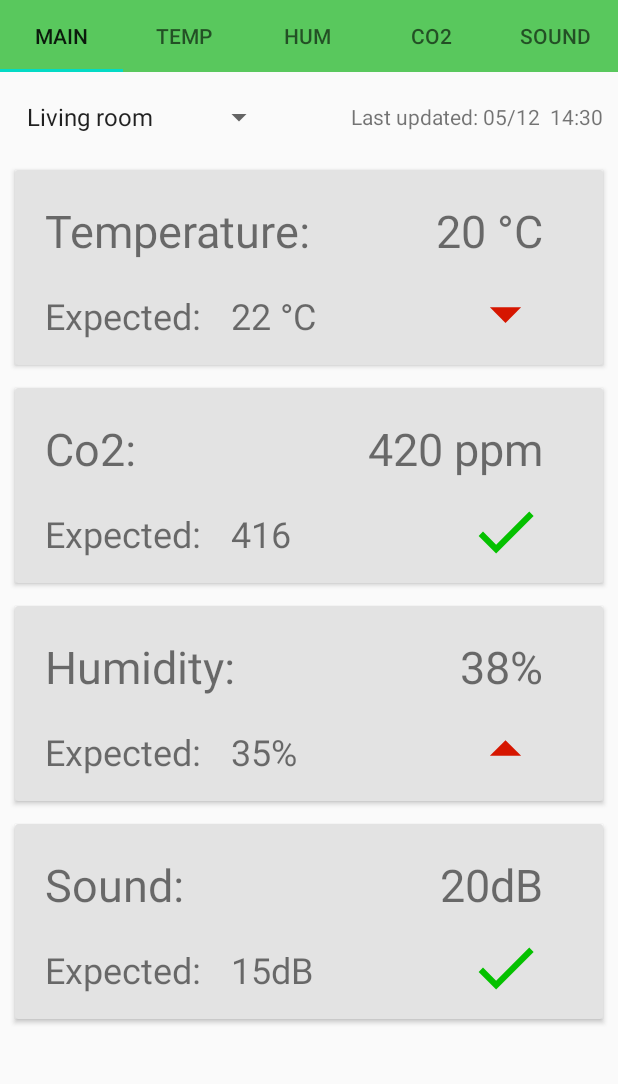
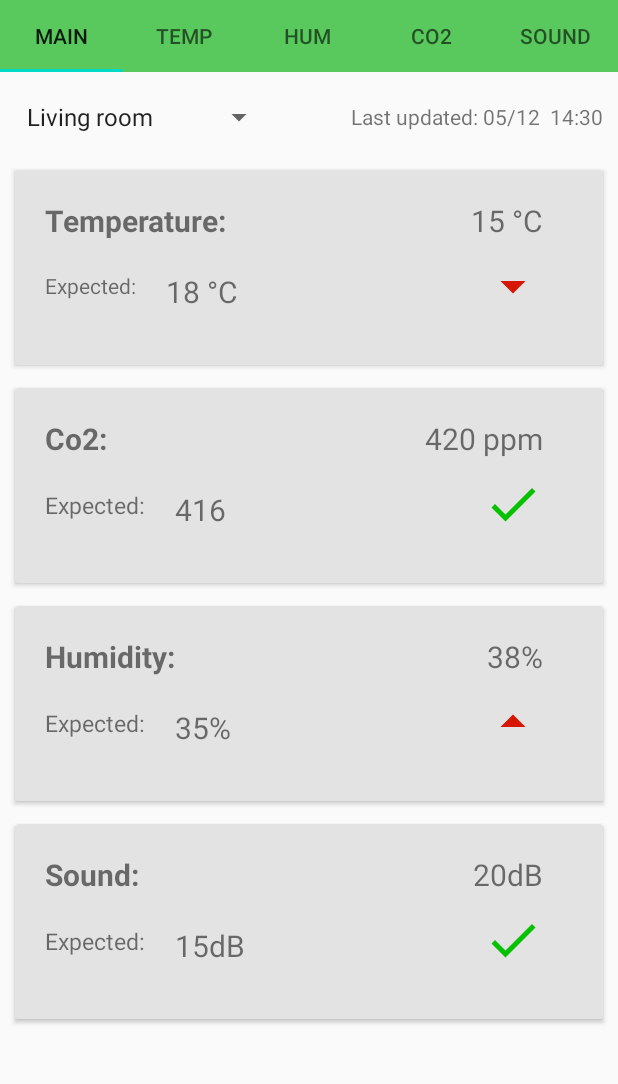
Before and after one commit to kokopiotrowski/Sep4AndroidApp, an Android app: the screen it shows after launch once a user with an empty profile is signed in (MainActivity), on a phone screen of 412 x 824 dp, the part 84-1168 px from its top. Run offline under Robolectric (Android 15) with nearby library versions, the light colour scheme and no system bars; our stand-ins replace Firebase (no records; nobody signed in at launch, a user with empty details on screens opened directly), Room's generated code; libraries missing offline, so code that uses them is left out: com.firebase.ui.

Commit message:
Float Action Button first version
Random facts

```diff
--- a/app/src/main/java/com/example/sep4androidapp/Repositories/FactRepository.java
+++ b/app/src/main/java/com/example/sep4androidapp/Repositories/FactRepository.java
@@ -1,13 +1,22 @@
 package com.example.sep4androidapp.Repositories;
 
 import android.annotation.SuppressLint;
+import android.app.AlertDialog;
+import android.os.Build;
 import android.util.Log;
 
+import androidx.annotation.RequiresApi;
 import androidx.lifecycle.LiveData;
 import androidx.lifecycle.MutableLiveData;
+
 import com.example.sep4androidapp.Entities.Fact;
 import com.example.sep4androidapp.connection.FactApi;
+import com.example.sep4androidapp.connection.RoomConditionApi;
 import com.example.sep4androidapp.connection.ServiceGenerator;
+import com.example.sep4androidapp.connection.responses.FactResponse;
+import com.example.sep4androidapp.connection.responses.RoomConditionResponse;
+import com.example.sep4androidapp.fragments.mainFragment.mainViewFragments.FragmentFirstPage;
+import com.google.android.material.snackbar.Snackbar;
 
 import java.util.List;
 
@@ -15,13 +24,17 @@ import retrofit2.Call;
 import retrofit2.Callback;
 import retrofit2.Response;
 
+import static android.content.ContentValues.TAG;
+
 
 public class FactRepository {
     private static FactRepository instance;
     private MutableLiveData< List< Fact > > Factlist;
+    private MutableLiveData< Fact > fact;
 
     private FactRepository() {
         Factlist = new MutableLiveData<>();
+        fact = new MutableLiveData<>();
     }
 
     public static synchronized FactRepository getInstance() {
@@ -57,4 +70,35 @@ public class FactRepository {
     }
 
 
+    public void getFactRandomly() {
+
+        FactApi factApi = ServiceGenerator.getFactApi();
+        Call< FactResponse > call = factApi.getRandomFact();
+        call.enqueue(new Callback< FactResponse >() {
+            @Override
+            public void onResponse(Call< FactResponse > call, Response< FactResponse > response) {
+                if (response.code() == 200) {
+
+                    fact.setValue(response.body().getFact());
+
+
+                    Log.i("RandomFact", "Pouneh0" + response.code());
+
+                } else {
+                    Log.i("RandomFact", "Pouneh1 " + response.code());
+                }
+            }
+
+            @Override
+            public void onFailure(Call< FactResponse > call, Throwable t) {
+                Log.i("RandomFact", t.getMessage());
+
+            }
+        });
+
+    }
+
+    public LiveData< Fact > getFact() {
+        return fact;
+    }
 }
--- a/app/src/main/java/com/example/sep4androidapp/ViewModels/PrefrencesViewModel.java
+++ b/app/src/main/java/com/example/sep4androidapp/ViewModels/PrefrencesViewModel.java
@@ -54,8 +54,6 @@ public class PrefrencesViewModel extends AndroidViewModel {
         return preferencesRoomRepository.getAllPreferences();
     }
 
-
-
    public LiveData<Preferences> getLastPreference() {
        return preferencesRoomRepository.getPre();
    }
--- a/app/src/main/java/com/example/sep4androidapp/ViewModels/ReportViewModel.java
+++ b/app/src/main/java/com/example/sep4androidapp/ViewModels/ReportViewModel.java
@@ -7,9 +7,11 @@ import androidx.lifecycle.LiveData;
 import androidx.lifecycle.ViewModel;
 import androidx.room.Room;
 
+import com.example.sep4androidapp.Entities.Fact;
 import com.example.sep4androidapp.Entities.RoomCondition;
 import com.example.sep4androidapp.Entities.SleepData;
 import com.example.sep4androidapp.Entities.SleepSession;
+import com.example.sep4androidapp.Repositories.FactRepository;
 import com.example.sep4androidapp.Repositories.ReportRepository;
 import com.example.sep4androidapp.connection.responses.SleepSessionResponse;
 
@@ -22,6 +24,7 @@ import java.util.TimerTask;
 
 public class ReportViewModel extends ViewModel {
 
+    private FactRepository randomRepository;
     private ReportRepository repository;
     private Handler handler = new Handler();
     private Timer timer = new Timer();
@@ -29,11 +32,20 @@ public class ReportViewModel extends ViewModel {
     public ReportViewModel() {
 
         repository = ReportRepository.getInstance();
+        randomRepository = FactRepository.getInstance();
     }
 
     public LiveData<RoomCondition> getRoomCondition() {
 
        return repository.getRoomCondition();
+    }
+
+    public LiveData< Fact > getFact(){
+        return randomRepository.getFact();
+    }
+
+    public void getRandomFact(){
+        randomRepository.getFactRandomly();
     }
 
     public void updateRoomCondition(){
--- a/app/src/main/java/com/example/sep4androidapp/connection/FactApi.java
+++ b/app/src/main/java/com/example/sep4androidapp/connection/FactApi.java
@@ -2,6 +2,7 @@ package com.example.sep4androidapp.connection;
 
 import com.example.sep4androidapp.Entities.Device;
 import com.example.sep4androidapp.Entities.Fact;
+import com.example.sep4androidapp.connection.responses.FactResponse;
 import com.example.sep4androidapp.connection.responses.RoomConditionResponse;
 
 import java.util.List;
@@ -14,12 +15,12 @@ import retrofit2.http.Path;
 public interface FactApi {
 
     @GET("facts/random")
-    public Call <Fact> getRandomFact();
+    public Call < FactResponse > getRandomFact();
 
 
     @GET("facts")
-    //@FormUrlEncoded
     public Call< List< Fact > > getFact();
 
+    //@FormUrlEncoded
     //public Call<Fact> getFact();
 }
--- a/app/src/main/java/com/example/sep4androidapp/fragments/mainFragment/mainViewFragments/FragmentFirstPage.java
+++ b/app/src/main/java/com/example/sep4androidapp/fragments/mainFragment/mainViewFragments/FragmentFirstPage.java
@@ -6,24 +6,32 @@ import android.view.LayoutInflater;
 import android.view.View;
 import android.view.ViewGroup;
 import android.widget.ArrayAdapter;
+import android.widget.EditText;
 import android.widget.Spinner;
 import android.widget.Switch;
 import android.widget.TextView;
 
 import androidx.annotation.NonNull;
 import androidx.annotation.Nullable;
+import androidx.cardview.widget.CardView;
 import androidx.fragment.app.Fragment;
+import androidx.lifecycle.Observer;
 import androidx.lifecycle.ViewModelProvider;
 
+import com.example.sep4androidapp.Entities.Fact;
 import com.example.sep4androidapp.R;
 import com.example.sep4androidapp.ViewModels.ReportViewModel;
 import com.example.sep4androidapp.ViewModels.StartStopViewModel;
 import com.example.sep4androidapp.connection.ApiCallBack;
+import com.google.android.material.floatingactionbutton.FloatingActionButton;
 
 public class FragmentFirstPage extends Fragment {
     private Spinner spinner;
     private ReportViewModel viewModel;
     private TextView currentTemperature, currentHumidity, currentCO2, currentSound, timeStamp;
+    FloatingActionButton randomFactButton;
+    private TextView title, text;
+    CardView cardView;
 
     @SuppressLint({"SetTextI18n", "DefaultLocale"})
     @Nullable
@@ -32,10 +40,10 @@ public class FragmentFirstPage extends Fragment {
         View v = inflater.inflate(R.layout.fragment_main_firstpage, container, false);
         spinner = v.findViewById(R.id.spinner);
 
-        String[] arraySpinner = new String[] {
+        String[] arraySpinner = new String[]{
                 "Living room", "Bedroom", "Bedroom 2"
         };
-        ArrayAdapter<String> adapter = new ArrayAdapter<String>(getActivity(),
+        ArrayAdapter< String > adapter = new ArrayAdapter< String >(getActivity(),
                 android.R.layout.simple_spinner_item, arraySpinner);
         adapter.setDropDownViewResource(android.R.layout.simple_spinner_dropdown_item);
         spinner.setAdapter(adapter);
@@ -45,19 +53,40 @@ public class FragmentFirstPage extends Fragment {
         currentSound = v.findViewById(R.id.currentSound);
         currentCO2 = v.findViewById(R.id.currentCo2);
         timeStamp = v.findViewById(R.id.timeStamp);
+        randomFactButton = v.findViewById(R.id.floatingButton);
+        title = v.findViewById(R.id.randomTitle);
+        text = v.findViewById(R.id.randonText);
+        cardView = v.findViewById(R.id.randomFactLayout);
 
         viewModel = new ViewModelProvider(this).get(ReportViewModel.class);
         viewModel.getRoomCondition().observe(getViewLifecycleOwner(), roomCondition -> {
-              currentTemperature.setText(String.format("%.0f", roomCondition.getTemperature()) + " °C");
-              currentCO2.setText(String.format("%.0f", roomCondition.getCo2()) + " ppm");
-              currentHumidity.setText(String.format("%.0f", roomCondition.getHumidity()) + "%");
-              currentSound.setText(String.format("%.0f", roomCondition.getSound()) + "dB");
-                timeStamp.setText("Updated: " + roomCondition.getTimestamp());
+            currentTemperature.setText(String.format("%.0f", roomCondition.getTemperature()) + " °C");
+            currentCO2.setText(String.format("%.0f", roomCondition.getCo2()) + " ppm");
+            currentHumidity.setText(String.format("%.0f", roomCondition.getHumidity()) + "%");
+            currentSound.setText(String.format("%.0f", roomCondition.getSound()) + "dB");
+            timeStamp.setText("Updated: " + roomCondition.getTimestamp());
+        });
+
+        viewModel.getFact().observe(getViewLifecycleOwner(), new Observer< Fact >() {
+            @Override
+            public void onChanged(Fact fact) {
+                title.setText(String.valueOf(fact.getTitle()));
+                text.setText(String.valueOf(fact.getContent()));
+
+            }
+        });
+
+        randomFactButton.setOnClickListener(new View.OnClickListener() {
+
+            @Override
+            public void onClick(View v) {
+                cardView.setVisibility(v.VISIBLE);
+                viewModel.getRandomFact();
+            }
         });
 
         return v;
     }
 
 
-
 }
--- a/app/src/main/res/layout/fragment_fact.xml
+++ b/app/src/main/res/layout/fragment_fact.xml
@@ -5,6 +5,7 @@
     android:id="@+id/constraintLayout"
     android:layout_width="match_parent"
     android:layout_height="match_parent"
+    android:background="@color/blue_night"
     >
 
 
@@ -38,6 +39,7 @@
         android:textAlignment="center"
         android:textSize="30sp"
         android:textStyle="bold"
+        android:textColor="@color/star"
         app:layout_constraintBottom_toBottomOf="parent"
         app:layout_constraintEnd_toEndOf="parent"
         app:layout_constraintStart_toStartOf="parent"
--- a/app/src/main/res/layout/fragment_main_firstpage.xml
+++ b/app/src/main/res/layout/fragment_main_firstpage.xml
@@ -65,7 +65,8 @@
                     android:layout_marginStart="20dp"
                     android:layout_marginTop="20dp"
                     android:text="Temperature:"
-                    android:textSize="30sp"
+                    android:textSize="20sp"
+                    android:textStyle="bold"
                     app:layout_constraintStart_toStartOf="parent"
                     app:layout_constraintTop_toTopOf="parent" />
 
@@ -75,8 +76,8 @@
                     android:layout_height="wrap_content"
                     android:layout_marginTop="20dp"
                     android:layout_marginEnd="40dp"
-                    android:text="20 °C"
-                    android:textSize="30sp"
+                    android:text="15 °C"
+                    android:textSize="20sp"
                     app:layout_constraintEnd_toEndOf="parent"
                     app:layout_constraintTop_toTopOf="parent" />
 
@@ -87,7 +88,7 @@
                     android:layout_marginStart="20dp"
                     android:layout_marginTop="20dp"
                     android:text="Expected:"
-                    android:textSize="24sp"
+                    android:textSize="14sp"
                     app:layout_constraintStart_toStartOf="parent"
                     app:layout_constraintTop_toBottomOf="@+id/tvCurrentTemperature" />
 
@@ -97,15 +98,15 @@
                     android:layout_height="wrap_content"
                     android:layout_marginStart="20dp"
                     android:layout_marginTop="20dp"
-                    android:text="22 °C"
-                    android:textSize="24sp"
+                    android:text="18 °C"
+                    android:textSize="20sp"
                     app:layout_constraintStart_toEndOf="@+id/tvExpectedTemperature"
                     app:layout_constraintTop_toBottomOf="@+id/tvCurrentTemperature" />
 
                 <ImageView
                     android:id="@+id/temperatureStatus"
-                    android:layout_width="50dp"
-                    android:layout_height="50dp"
+                    android:layout_width="40dp"
+                    android:layout_height="40dp"
                     android:layout_marginTop="10dp"
                     app:layout_constraintEnd_toEndOf="@+id/currentTemperature"
                     app:layout_constraintTop_toBottomOf="@+id/currentTemperature"
@@ -124,7 +125,7 @@
 
             <androidx.constraintlayout.widget.ConstraintLayout
                 android:layout_width="match_parent"
-                android:layout_height="match_parent">
+                android:layout_height="104dp">
 
                 <TextView
                     android:id="@+id/tvCurrentCo2"
@@ -133,7 +134,8 @@
                     android:layout_marginStart="20dp"
                     android:layout_marginTop="20dp"
                     android:text="Co2:"
-                    android:textSize="30sp"
+                    android:textSize="20sp"
+                    android:textStyle="bold"
                     app:layout_constraintStart_toStartOf="parent"
                     app:layout_constraintTop_toTopOf="parent" />
 
@@ -144,7 +146,7 @@
                     android:layout_marginTop="20dp"
                     android:layout_marginEnd="40dp"
                     android:text="420 ppm"
-                    android:textSize="30sp"
+                    android:textSize="20sp"
                     app:layout_constraintEnd_toEndOf="parent"
                     app:layout_constraintTop_toTopOf="parent" />
 
@@ -155,7 +157,7 @@
                     android:layout_marginStart="20dp"
                     android:layout_marginTop="20dp"
                     android:text="Expected:"
-                    android:textSize="24sp"
+                    android:textSize="15sp"
                     app:layout_constraintStart_toStartOf="parent"
                     app:layout_constraintTop_toBottomOf="@+id/tvCurrentCo2" />
 
@@ -166,14 +168,14 @@
                     android:layout_marginStart="20dp"
                     android:layout_marginTop="20dp"
                     android:text="416"
-                    android:textSize="24sp"
+                    android:textSize="20sp"
                     app:layout_constraintStart_toEndOf="@+id/tvExpectedCo2"
                     app:layout_constraintTop_toBottomOf="@+id/tvCurrentCo2" />
 
                 <ImageView
                     android:id="@+id/Co2Status"
-                    android:layout_width="50dp"
-                    android:layout_height="50dp"
+                    android:layout_width="40dp"
+                    android:layout_height="40dp"
                     android:layout_marginTop="10dp"
                     app:layout_constraintEnd_toEndOf="@+id/currentCo2"
                     app:layout_constraintTop_toBottomOf="@+id/currentCo2"
@@ -201,7 +203,8 @@
                     android:layout_marginStart="20dp"
                     android:layout_marginTop="20dp"
                     android:text="Humidity:"
-                    android:textSize="30sp"
+                    android:textStyle="bold"
+                    android:textSize="20sp"
                     app:layout_constraintStart_toStartOf="parent"
                     app:layout_constraintTop_toTopOf="parent" />
 
@@ -212,7 +215,7 @@
                     android:layout_marginTop="20dp"
                     android:layout_marginEnd="40dp"
                     android:text="38%"
-                    android:textSize="30sp"
+                    android:textSize="20sp"
                     app:layout_constraintEnd_toEndOf="parent"
                     app:layout_constraintTop_toTopOf="parent" />
 
@@ -223,7 +226,7 @@
                     android:layout_marginStart="20dp"
                     android:layout_marginTop="20dp"
                     android:text="Expected:"
-                    android:textSize="24sp"
+                    android:textSize="15sp"
                     app:layout_constraintStart_toStartOf="parent"
                     app:layout_constraintTop_toBottomOf="@+id/tvCurrentHumidity" />
 
@@ -234,14 +237,14 @@
                     android:layout_marginStart="20dp"
                     android:layout_marginTop="20dp"
                     android:text="35%"
-                    android:textSize="24sp"
+                    android:textSize="20sp"
                     app:layout_constraintStart_toEndOf="@+id/tvExpectedHumidity"
                     app:layout_constraintTop_toBottomOf="@+id/tvCurrentHumidity" />
 
                 <ImageView
                     android:id="@+id/HumidityStatus"
-                    android:layout_width="50dp"
-                    android:layout_height="50dp"
+                    android:layout_width="40dp"
+                    android:layout_height="40dp"
                     android:layout_marginTop="10dp"
                     app:layout_constraintEnd_toEndOf="@+id/currentHumidity"
                     app:layout_constraintTop_toBottomOf="@+id/currentHumidity"
@@ -269,7 +272,8 @@
                     android:layout_marginStart="20dp"
                     android:layout_marginTop="20dp"
                     android:text="Sound:"
-                    android:textSize="30sp"
+                    android:textStyle="bold"
+                    android:textSize="20sp"
                     app:layout_constraintStart_toStartOf="parent"
                     app:layout_constraintTop_toTopOf="parent" />
 
@@ -280,7 +284,7 @@
                     android:layout_marginTop="20dp"
                     android:layout_marginEnd="40dp"
                     android:text="20dB"
-                    android:textSize="30sp"
+                    android:textSize="20sp"
                     app:layout_constraintEnd_toEndOf="parent"
                     app:layout_constraintTop_toTopOf="parent" />
 
@@ -291,7 +295,7 @@
                     android:layout_marginStart="20dp"
                     android:layout_marginTop="20dp"
                     android:text="Expected:"
-                    android:textSize="24sp"
+                    android:textSize="15sp"
                     app:layout_constraintStart_toStartOf="parent"
                     app:layout_constraintTop_toBottomOf="@+id/tvCurrentSound" />
 
@@ -302,14 +306,14 @@
                     android:layout_marginStart="20dp"
                     android:layout_marginTop="20dp"
                     android:text="15dB"
-                    android:textSize="24sp"
+                    android:textSize="20sp"
                     app:layout_constraintStart_toEndOf="@+id/tvExpectedSound"
                     app:layout_constraintTop_toBottomOf="@+id/tvCurrentSound" />
 
                 <ImageView
                     android:id="@+id/SoundStatus"
-                    android:layout_width="50dp"
-                    android:layout_height="50dp"
+                    android:layout_width="40dp"
+                    android:layout_height="40dp"
                     android:layout_marginTop="10dp"
                     app:layout_constraintEnd_toEndOf="@+id/currentSound"
                     app:layout_constraintTop_toBottomOf="@+id/currentSound"
@@ -317,6 +321,82 @@
             </androidx.constraintlayout.widget.ConstraintLayout>
         </androidx.cardview.widget.CardView>
 
+
+
+
+
+
+
+
+
+        <androidx.cardview.widget.CardView
+            android:id="@+id/randomFactLayout"
+            android:layout_width="match_parent"
+            android:layout_height="130dp"
+            android:layout_marginLeft="10dp"
+            android:layout_marginTop="10dp"
+            android:layout_marginRight="10dp"
+            android:layout_marginBottom="5dp"
+            app:cardBackgroundColor="#E3E3E3"
+            android:visibility="invisible"
+            >
+
+            <androidx.constraintlayout.widget.ConstraintLayout
+                android:layout_width="match_parent"
+                android:layout_height="match_parent"
+                android:background="@color/blue_night">
+
+                <TextView
+                    android:id="@+id/randomTitle"
+                    android:layout_width="wrap_content"
+                    android:layout_height="wrap_content"
+                    android:textColor="@color/star"
+                    android:textSize="15sp"
+                    android:textStyle="bold"
+                    app:layout_constraintBottom_toBottomOf="parent"
+                    app:layout_constraintEnd_toEndOf="parent"
+                    app:layout_constraintHorizontal_bias="0.043"
+                    app:layout_constraintStart_toStartOf="parent"
+                    app:layout_constraintTop_toTopOf="parent"
+                    app:layout_constraintVertical_bias="0.056" />
+
+                <TextView
+                    android:id="@+id/randonText"
+                    android:layout_width="wrap_content"
+                    android:layout_height="wrap_content"
+                    android:layout_marginLeft="8dp"
+                    android:layout_marginRight="8dp"
+                    android:textColor="#FFFFFF"
+                    android:textSize="12sp"
+                    app:layout_constraintBottom_toBottomOf="parent"
+                    app:layout_constraintEnd_toEndOf="parent"
+                    app:layout_constraintHorizontal_bias="0.071"
+                    app:layout_constraintStart_toStartOf="parent"
+                    app:layout_constraintTop_toBottomOf="@+id/randomTitle" />
+
+
+            </androidx.constraintlayout.widget.ConstraintLayout>
+        </androidx.cardview.widget.CardView>
+
+
+
+
+
+
+
+        <com.google.android.material.floatingactionbutton.FloatingActionButton
+
+            android:id="@+id/floatingButton"
+            layout_alignParentButton="true"
+            layout_alignParentEnd="true"
+            android:layout_width="232dp"
+            android:layout_height="wrap_content"
+            android:layout_gravity="right"
+            android:layout_margin="30dp"
+
+
+            />
+
     </LinearLayout>
 
 </ScrollView>
--- a/app/src/main/res/values/colors.xml
+++ b/app/src/main/res/values/colors.xml
@@ -3,4 +3,6 @@
     <color name="colorPrimary">#6200EE</color>
     <color name="colorPrimaryDark">#3700B3</color>
     <color name="colorAccent">#03DAC5</color>
+    <color name="blue_night">#191988</color>
+    <color name="star">#FFFF00</color>
 </resources>
```
Also changed, not shown: app/src/main/java/com/example/sep4androidapp/Firebase/Firebase_Login.java (+0 -8 lines), app/src/main/java/com/example/sep4androidapp/Profile.java (deleted, +0 -84 lines), app/src/main/java/com/example/sep4androidapp/ViewModels/RandomFactViewModel.java (added, +35 -0 lines), app/src/main/java/com/example/sep4androidapp/fragments/preferencesFragment/PreferencesFragment.java (+0 -13 lines), app/src/main/res/layout/activity_main.xml (+12 -1 lines), app/src/main/res/layout/activity_profile.xml (deleted, +0 -36 lines).
